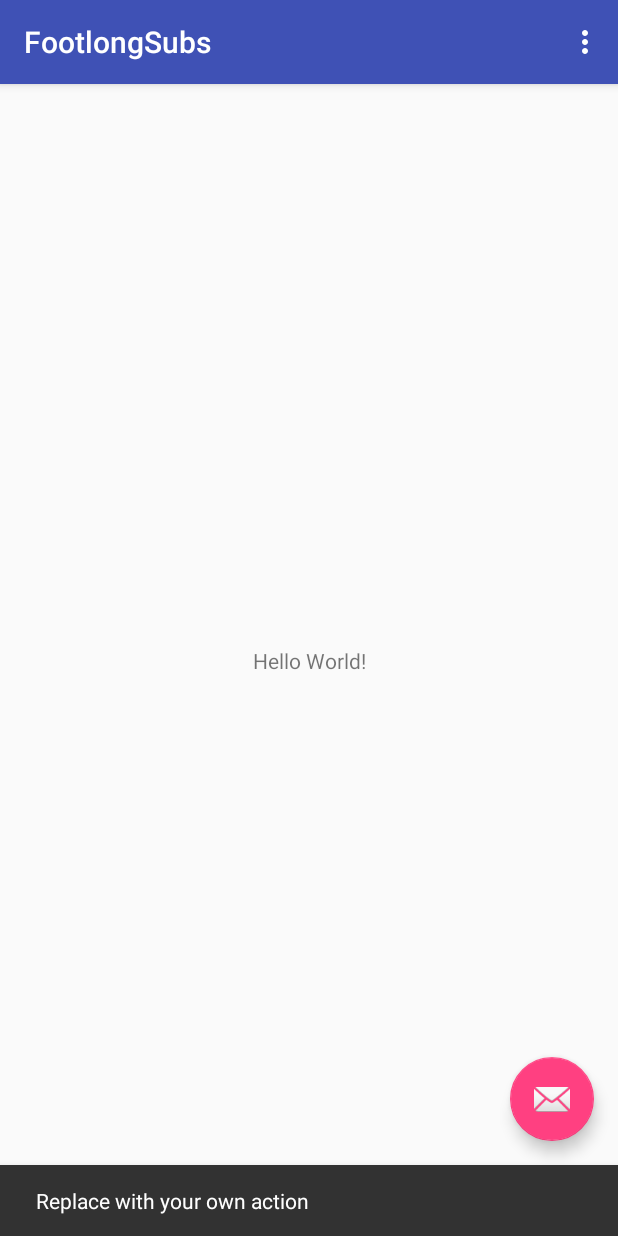
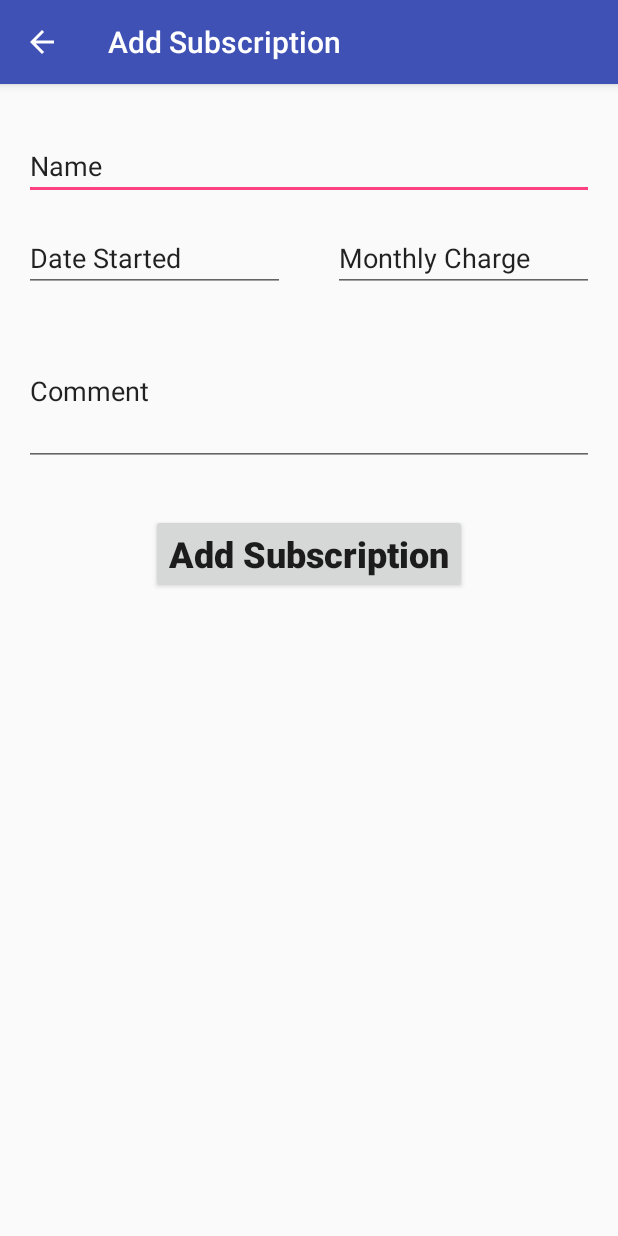
Before and after one commit to cairnsdan/CAIRNS-SubBook, an Android app: the screen it shows after launch (MainActivity before the commit, AddSubActivity after it), after a tap on an icon or button, on a phone screen of 412 x 824 dp. Run offline under Robolectric (Android 15) with nearby library versions, the light colour scheme and no system bars.

Commit message:
Created AddSub Layout and Exceptions

```diff
--- a/app/src/main/AndroidManifest.xml
+++ b/app/src/main/AndroidManifest.xml
@@ -19,6 +19,15 @@
                 <category android:name="android.intent.category.LAUNCHER" />
             </intent-filter>
         </activity>
+        <activity
+            android:name=".AddSubActivity"
+            android:label="@string/title_activity_add_sub"
+            android:parentActivityName=".MainActivity"
+            android:theme="@style/AppTheme.NoActionBar">
+            <meta-data
+                android:name="android.support.PARENT_ACTIVITY"
+                android:value="com.example.footlongsubs.MainActivity" />
+        </activity>
     </application>
 
 </manifest>
--- /dev/null
+++ b/app/src/main/java/com/example/footlongsubs/AddSubActivity.java
@@ -0,0 +1,22 @@
+package com.example.footlongsubs;
+
+import android.os.Bundle;
+import android.support.design.widget.FloatingActionButton;
+import android.support.design.widget.Snackbar;
+import android.support.v7.app.AppCompatActivity;
+import android.support.v7.widget.Toolbar;
+import android.view.View;
+
+public class AddSubActivity extends AppCompatActivity {
+
+    @Override
+    protected void onCreate(Bundle savedInstanceState) {
+        super.onCreate(savedInstanceState);
+        setContentView(R.layout.activity_add_sub);
+        Toolbar toolbar = (Toolbar) findViewById(R.id.toolbar);
+        setSupportActionBar(toolbar);
+
+        getSupportActionBar().setDisplayHomeAsUpEnabled(true);
+    }
+
+}
--- a/app/src/main/java/com/example/footlongsubs/AllSubscriptions.java
+++ b/app/src/main/java/com/example/footlongsubs/AllSubscriptions.java
@@ -31,7 +31,7 @@ public class AllSubscriptions {
         // Add date
         try {
             newSub.setDate(startDate);
-        } catch (DATEEXCEPTION e) {
+        } catch (DateFormatException e) {
             // NOTIFY USER OF INCORRECT DATE
             return;
         }
@@ -39,7 +39,7 @@ public class AllSubscriptions {
         // Add monthly charge
         try {
             newSub.setCharge(mthlyCharge);
-        } catch (CHARGEEXCEPTION e) {
+        } catch (ChargeFormatException e) {
             // NOTIFY USER OF INCORRECT CHARGE
             return;
         }
--- /dev/null
+++ b/app/src/main/java/com/example/footlongsubs/ChargeFormatException.java
@@ -0,0 +1,8 @@
+package com.example.footlongsubs;
+
+/**
+ * Created by Dan on 2018-02-04.
+ */
+
+public class ChargeFormatException extends Exception {
+}
--- /dev/null
+++ b/app/src/main/java/com/example/footlongsubs/DateFormatException.java
@@ -0,0 +1,8 @@
+package com.example.footlongsubs;
+
+/**
+ * Created by Dan on 2018-02-04.
+ */
+
+public class DateFormatException extends Exception {
+}
--- a/app/src/main/java/com/example/footlongsubs/MainActivity.java
+++ b/app/src/main/java/com/example/footlongsubs/MainActivity.java
@@ -1,5 +1,6 @@
 package com.example.footlongsubs;
 
+import android.content.Intent;
 import android.os.Bundle;
 import android.support.design.widget.FloatingActionButton;
 import android.support.design.widget.Snackbar;
@@ -26,16 +27,11 @@ public class MainActivity extends AppCompatActivity {
 
         subList = new AllSubscriptions();
 
-        // TEST CALL
-       // Date testDate = new Date();
-        //subList.addSubscription("Utility Bill", testDate, 200.12, "This is a comment");
-
         FloatingActionButton fab = (FloatingActionButton) findViewById(R.id.fab);
         fab.setOnClickListener(new View.OnClickListener() {
             @Override
             public void onClick(View view) {
-                Snackbar.make(view, "Replace with your own action", Snackbar.LENGTH_LONG)
-                        .setAction("Action", null).show();
+                startActivity(new Intent(MainActivity.this, AddSubActivity.class));
             }
         });
     }
--- a/app/src/main/java/com/example/footlongsubs/Subscription.java
+++ b/app/src/main/java/com/example/footlongsubs/Subscription.java
@@ -1,6 +1,8 @@
 package com.example.footlongsubs;
 
 import java.math.BigDecimal;
+import java.text.ParseException;
+import java.text.SimpleDateFormat;
 import java.util.Date;
 
 /**
@@ -14,9 +16,12 @@ public class Subscription {
     private BigDecimal mthlyCharge;
     private String comment;
 
+    private static SimpleDateFormat dateFormat = new SimpleDateFormat("yyyy-MM-dd");
+
+
     public void Subscription () {}
 
-    public void setName(String newName) {
+    public void setName(String newName) throws NameTooLongException {
         if (newName.length() <= 20) {
             this.name = newName;
         } else {
@@ -28,31 +33,36 @@ public class Subscription {
         return this.name;
     }
 
-    public void setDate(String newStartDate) {
-        // Read string as date, convert using DateFormat??
-        this.startDate = newStartDate;
-        // Date error throw as well
+    public void setDate (String newStartDate)throws DateFormatException {
+        try {
+            this.startDate = dateFormat.parse(newStartDate);
+        } catch (ParseException e) {
+            throw new DateFormatException();
+        }
     }
 
     public Date getDate() {
         return this.startDate;
     }
 
-    public void setCharge(String newMthlyCharge) {
+    public void setCharge(String newMthlyCharge) throws ChargeFormatException {
         this.mthlyCharge.setScale(2);
-        this.mthlyCharge = new BigDecimal(newMthlyCharge);
-        // Throw exception if it happens
+        try {
+            this.mthlyCharge = new BigDecimal(newMthlyCharge);
+        } catch (NumberFormatException e) {
+            throw new ChargeFormatException();
+        }
     }
 
     public BigDecimal getCharge() {
         return this.mthlyCharge;
     }
 
-    public void setComment(String newComment) {
+    public void setComment(String newComment) throws CommentTooLongException {
         if (newComment.length() <= 30) {
             this.name = newComment;
         } else {
-            throw new NameTooLongException();
+            throw new CommentTooLongException();
         }
     }
 
--- /dev/null
+++ b/app/src/main/res/layout/activity_add_sub.xml
@@ -0,0 +1,25 @@
+<?xml version="1.0" encoding="utf-8"?>
+<android.support.design.widget.CoordinatorLayout xmlns:android="http://schemas.android.com/apk/res/android"
+    xmlns:app="http://schemas.android.com/apk/res-auto"
+    xmlns:tools="http://schemas.android.com/tools"
+    android:layout_width="match_parent"
+    android:layout_height="match_parent"
+    tools:context="com.example.footlongsubs.AddSubActivity">
+
+    <android.support.design.widget.AppBarLayout
+        android:layout_width="match_parent"
+        android:layout_height="wrap_content"
+        android:theme="@style/AppTheme.AppBarOverlay">
+
+        <android.support.v7.widget.Toolbar
+            android:id="@+id/toolbar"
+            android:layout_width="match_parent"
+            android:layout_height="?attr/actionBarSize"
+            android:background="?attr/colorPrimary"
+            app:popupTheme="@style/AppTheme.PopupOverlay" />
+
+    </android.support.design.widget.AppBarLayout>
+
+    <include layout="@layout/content_add_sub" />
+
+</android.support.design.widget.CoordinatorLayout>
--- /dev/null
+++ b/app/src/main/res/layout/content_add_sub.xml
@@ -0,0 +1,87 @@
+<?xml version="1.0" encoding="utf-8"?>
+<android.support.constraint.ConstraintLayout xmlns:android="http://schemas.android.com/apk/res/android"
+    xmlns:app="http://schemas.android.com/apk/res-auto"
+    xmlns:tools="http://schemas.android.com/tools"
+    android:layout_width="match_parent"
+    android:layout_height="match_parent"
+    app:layout_behavior="@string/appbar_scrolling_view_behavior"
+    tools:context="com.example.footlongsubs.AddSubActivity"
+    tools:layout_editor_absoluteY="81dp"
+    tools:showIn="@layout/activity_add_sub">
+
+    <EditText
+        android:id="@+id/nameField"
+        android:layout_width="0dp"
+        android:layout_height="45dp"
+        android:layout_marginEnd="16dp"
+        android:layout_marginStart="16dp"
+        android:layout_marginTop="32dp"
+        android:ems="10"
+        android:inputType="text"
+        android:text="@string/name"
+        app:layout_constraintEnd_toEndOf="parent"
+        app:layout_constraintStart_toStartOf="parent"
+        app:layout_constraintTop_toTopOf="parent" />
+
+    <EditText
+        android:id="@+id/chargeField"
+        android:layout_width="0dp"
+        android:layout_height="wrap_content"
+        android:layout_marginEnd="16dp"
+        android:layout_marginRight="16dp"
+        android:layout_marginStart="16dp"
+        android:layout_marginTop="16dp"
+        android:ems="10"
+        android:inputType="text"
+        android:text="@string/mthly_charge"
+        app:layout_constraintEnd_toEndOf="parent"
+        app:layout_constraintRight_toRightOf="parent"
+        app:layout_constraintStart_toEndOf="@+id/dateField"
+        app:layout_constraintTop_toBottomOf="@+id/nameField" />
+
+    <EditText
+        android:id="@+id/dateField"
+        android:layout_width="0dp"
+        android:layout_height="wrap_content"
+        android:layout_marginEnd="16dp"
+        android:layout_marginLeft="16dp"
+        android:layout_marginStart="16dp"
+        android:layout_marginTop="16dp"
+        android:ems="10"
+        android:inputType="textPersonName"
+        android:text="@string/date"
+        app:layout_constraintEnd_toStartOf="@+id/chargeField"
+        app:layout_constraintLeft_toLeftOf="parent"
+        app:layout_constraintStart_toStartOf="parent"
+        app:layout_constraintTop_toBottomOf="@+id/nameField" />
+
+    <EditText
+        android:id="@+id/commentField"
+        android:layout_width="0dp"
+        android:layout_height="100dp"
+        android:layout_marginEnd="16dp"
+        android:layout_marginStart="16dp"
+        android:layout_marginTop="16dp"
+        android:ems="10"
+        android:inputType="textMultiLine"
+        android:text="@string/comment"
+        app:layout_constraintEnd_toEndOf="parent"
+        app:layout_constraintStart_toStartOf="parent"
+        app:layout_constraintTop_toBottomOf="@+id/dateField" />
+
+    <Button
+        android:id="@+id/addSubButton"
+        android:layout_width="wrap_content"
+        android:layout_height="wrap_content"
+        android:layout_marginEnd="16dp"
+        android:layout_marginStart="16dp"
+        android:layout_marginTop="32dp"
+        android:text="@string/add_sub"
+        android:textAllCaps="false"
+        android:textSize="24sp"
+        android:textStyle="bold"
+        app:layout_constraintEnd_toEndOf="parent"
+        app:layout_constraintStart_toStartOf="parent"
+        app:layout_constraintTop_toBottomOf="@+id/commentField" />
+
+</android.support.constraint.ConstraintLayout>
--- a/app/src/main/res/values/strings.xml
+++ b/app/src/main/res/values/strings.xml
@@ -1,4 +1,10 @@
 <resources>
-    <string name="app_name">FootlongSubs</string>
+    <string name="app_name">Footlong Subs</string>
     <string name="action_settings">Settings</string>
+    <string name="title_activity_add_sub">Add Subscription</string>
+    <string name="name">Name</string>
+    <string name="date">Date Started</string>
+    <string name="comment">Comment</string>
+    <string name="mthly_charge">Monthly Charge</string>
+    <string name="add_sub">Add Subscription</string>
 </resources>
```
Also changed, not shown: 37 other files.
